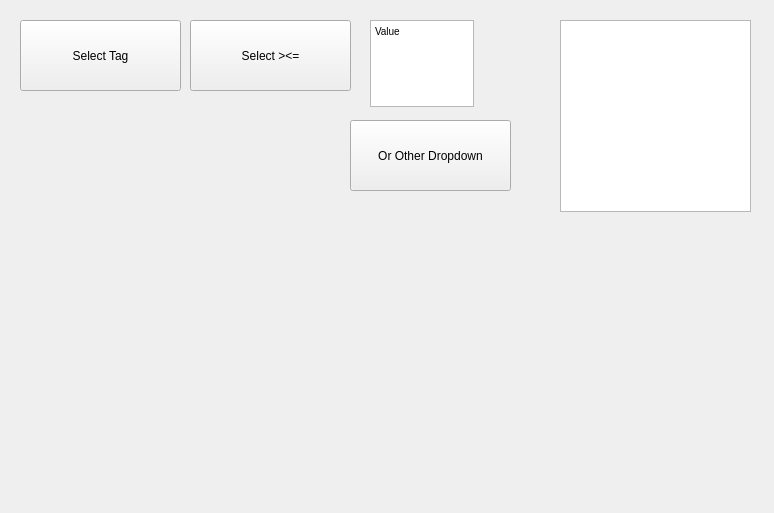
Tommyd27/RocketReplayAnalysis, file GUI/BaseDesign.ui: the form before one commit.
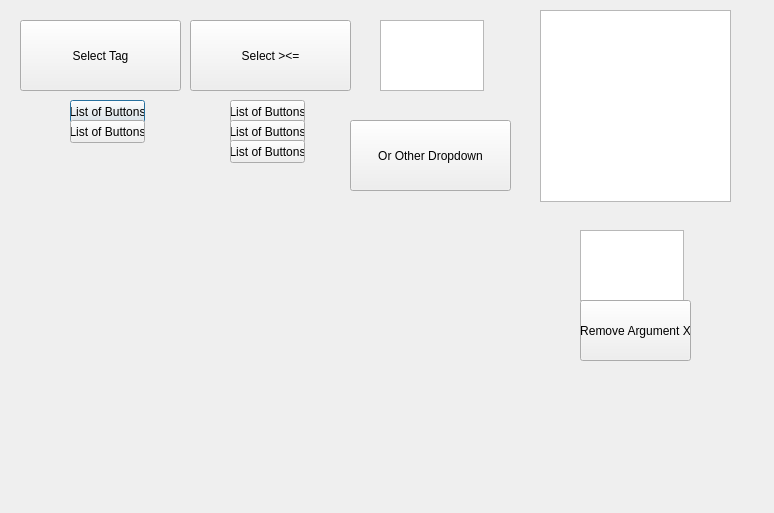
The form after the commit.

Commit message: GUI is gone xcqL so is CompareReplaySelf, _AnalyseNode_

Diff of the .ui file:
```diff
--- a/GUI/BaseDesign.ui
+++ b/GUI/BaseDesign.ui
@@ -39,23 +39,6 @@
     <string>Select &gt;&lt;=</string>
    </property>
   </widget>
-  <widget class="QTextEdit" name="textEdit">
-   <property name="geometry">
-    <rect>
-     <x>370</x>
-     <y>20</y>
-     <width>104</width>
-     <height>87</height>
-    </rect>
-   </property>
-   <property name="html">
-    <string>&lt;!DOCTYPE HTML PUBLIC &quot;-//W3C//DTD HTML 4.0//EN&quot; &quot;http://www.w3.org/TR/REC-html40/strict.dtd&quot;&gt;
-&lt;html&gt;&lt;head&gt;&lt;meta name=&quot;qrichtext&quot; content=&quot;1&quot; /&gt;&lt;style type=&quot;text/css&quot;&gt;
-p, li { white-space: pre-wrap; }
-&lt;/style&gt;&lt;/head&gt;&lt;body style=&quot; font-family:'MS Shell Dlg 2'; font-size:7.8pt; font-weight:400; font-style:normal;&quot;&gt;
-&lt;p style=&quot; margin-top:0px; margin-bottom:0px; margin-left:0px; margin-right:0px; -qt-block-indent:0; text-indent:0px;&quot;&gt;Value&lt;/p&gt;&lt;/body&gt;&lt;/html&gt;</string>
-   </property>
-  </widget>
   <widget class="QToolButton" name="toolButton_3">
    <property name="geometry">
     <rect>
@@ -72,13 +55,111 @@
   <widget class="QListView" name="TagsList">
    <property name="geometry">
     <rect>
-     <x>560</x>
-     <y>20</y>
+     <x>540</x>
+     <y>10</y>
      <width>191</width>
      <height>192</height>
     </rect>
    </property>
   </widget>
+  <widget class="QPushButton" name="pushButton">
+   <property name="geometry">
+    <rect>
+     <x>70</x>
+     <y>100</y>
+     <width>75</width>
+     <height>23</height>
+    </rect>
+   </property>
+   <property name="text">
+    <string>List of Buttons</string>
+   </property>
+  </widget>
+  <widget class="QPushButton" name="pushButton_2">
+   <property name="geometry">
+    <rect>
+     <x>70</x>
+     <y>120</y>
+     <width>75</width>
+     <height>23</height>
+    </rect>
+   </property>
+   <property name="text">
+    <string>List of Buttons</string>
+   </property>
+  </widget>
+  <widget class="QPushButton" name="pushButton_3">
+   <property name="geometry">
+    <rect>
+     <x>230</x>
+     <y>100</y>
+     <width>75</width>
+     <height>23</height>
+    </rect>
+   </property>
+   <property name="text">
+    <string>List of Buttons</string>
+   </property>
+  </widget>
+  <widget class="QPushButton" name="pushButton_4">
+   <property name="geometry">
+    <rect>
+     <x>230</x>
+     <y>120</y>
+     <width>75</width>
+     <height>23</height>
+    </rect>
+   </property>
+   <property name="text">
+    <string>List of Buttons</string>
+   </property>
+  </widget>
+  <widget class="QPushButton" name="pushButton_5">
+   <property name="geometry">
+    <rect>
+     <x>230</x>
+     <y>140</y>
+     <width>75</width>
+     <height>23</height>
+    </rect>
+   </property>
+   <property name="text">
+    <string>List of Buttons</string>
+   </property>
+  </widget>
+  <widget class="QPlainTextEdit" name="plainTextEdit">
+   <property name="geometry">
+    <rect>
+     <x>580</x>
+     <y>230</y>
+     <width>104</width>
+     <height>71</height>
+    </rect>
+   </property>
+  </widget>
+  <widget class="QPlainTextEdit" name="plainTextEdit_2">
+   <property name="geometry">
+    <rect>
+     <x>380</x>
+     <y>20</y>
+     <width>104</width>
+     <height>71</height>
+    </rect>
+   </property>
+  </widget>
+  <widget class="QPushButton" name="pushButton_6">
+   <property name="geometry">
+    <rect>
+     <x>580</x>
+     <y>300</y>
+     <width>111</width>
+     <height>61</height>
+    </rect>
+   </property>
+   <property name="text">
+    <string>Remove Argument X</string>
+   </property>
+  </widget>
  </widget>
  <resources/>
  <connections/>
```
